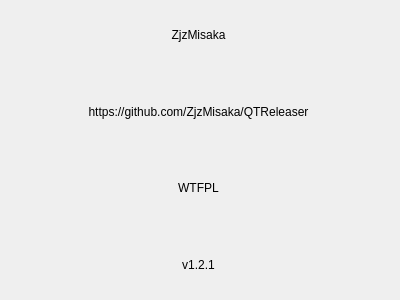
The window that about.ui (ZjzMisaka/QTReleaser) describes before a commit, drawn with Qt 5.
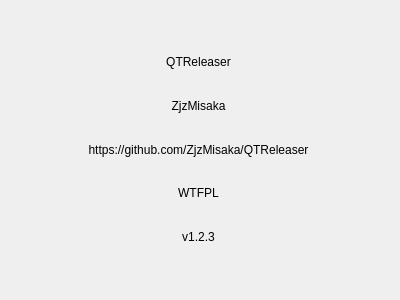
The same window after the commit.

Commit message: 增加了一些文件名验证

What changed in the file:
```diff
--- a/about.ui
+++ b/about.ui
@@ -23,6 +23,23 @@
     </rect>
    </property>
    <layout class="QVBoxLayout" name="verticalLayout">
+    <item>
+     <widget class="QLabel" name="label_6">
+      <property name="text">
+       <string/>
+      </property>
+     </widget>
+    </item>
+    <item>
+     <widget class="QLabel" name="label_7">
+      <property name="text">
+       <string>QTReleaser</string>
+      </property>
+      <property name="alignment">
+       <set>Qt::AlignCenter</set>
+      </property>
+     </widget>
+    </item>
     <item>
      <widget class="QLabel" name="label">
       <property name="text">
@@ -56,13 +73,20 @@
     <item>
      <widget class="QLabel" name="label_4">
       <property name="text">
-       <string>v1.2.1</string>
+       <string>v1.2.3</string>
       </property>
       <property name="alignment">
        <set>Qt::AlignCenter</set>
       </property>
      </widget>
     </item>
+    <item>
+     <widget class="QLabel" name="label_5">
+      <property name="text">
+       <string/>
+      </property>
+     </widget>
+    </item>
    </layout>
   </widget>
  </widget>
```
The commit also changes 1 other file.
